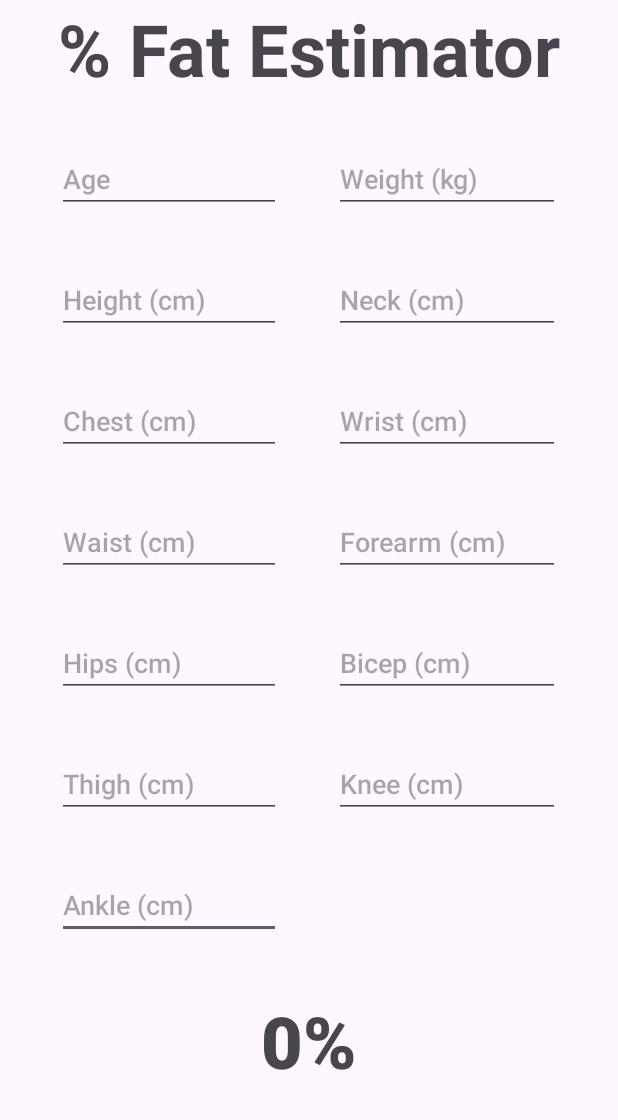
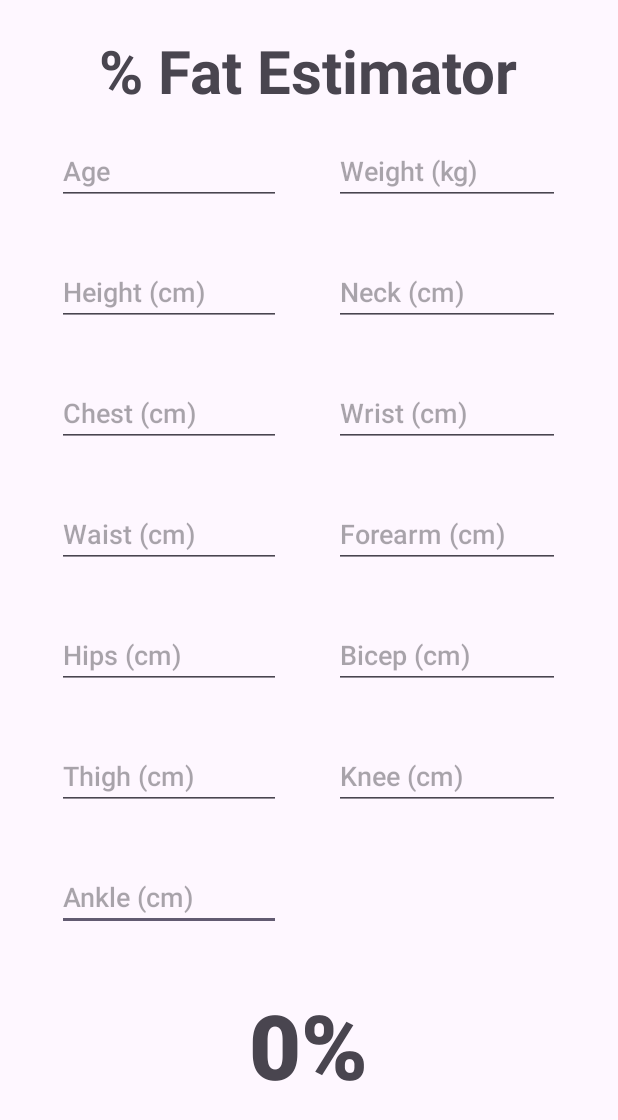
Before and after one commit to Stegi56/Body-Fat-Estimator, an Android app: the screen it shows after launch (MainActivity), on a phone screen of 412 x 824 dp. Shown: the top 1120 px of the screen. Run offline under Robolectric (Android 15) with nearby library versions, the phone set to English and light mode, and no system bars.

Commit message:
switched to older sdk and minor adjustments

```diff
--- a/app/app/build.gradle
+++ b/app/app/build.gradle
@@ -4,12 +4,12 @@ plugins {
 
 android {
     namespace 'com.stegi56.bodyfatestimator'
-    compileSdk 34
+    compileSdk 33
 
     defaultConfig {
         applicationId "com.stegi56.bodyfatestimator"
-        minSdk 34
-        targetSdk 34
+        minSdk 33
+        targetSdk 33
         versionCode 1
         versionName "1.0"
 
--- a/app/app/src/main/res/layout/activity_main.xml
+++ b/app/app/src/main/res/layout/activity_main.xml
@@ -140,6 +140,7 @@
         android:id="@+id/heightField2"
         android:layout_width="0dp"
         android:layout_height="wrap_content"
+        android:layout_marginTop="10dp"
         android:ems="10"
         android:fontFamily="sans-serif-medium"
         android:hint="Age"
@@ -147,15 +148,16 @@
         app:layout_constraintEnd_toStartOf="@+id/space2"
         app:layout_constraintHorizontal_bias="0.0"
         app:layout_constraintStart_toEndOf="@+id/space"
-        app:layout_constraintTop_toBottomOf="@+id/space4" />
+        app:layout_constraintTop_toBottomOf="@+id/mainTitle" />
 
     <TextView
         android:id="@+id/mainTitle"
         android:layout_width="335dp"
         android:layout_height="61dp"
+        android:layout_marginTop="20dp"
         android:text="% Fat Estimator"
         android:textAlignment="center"
-        android:textSize="48sp"
+        android:textSize="40sp"
         android:textStyle="bold"
         app:layout_constraintBottom_toBottomOf="parent"
         app:layout_constraintEnd_toEndOf="parent"
@@ -181,6 +183,7 @@
         android:id="@+id/weightField"
         android:layout_width="0dp"
         android:layout_height="wrap_content"
+        android:layout_marginTop="10dp"
         android:ems="10"
         android:fontFamily="sans-serif-medium"
         android:hint="Weight (kg)"
@@ -188,7 +191,7 @@
         app:layout_constraintEnd_toStartOf="@+id/space3"
         app:layout_constraintHorizontal_bias="1.0"
         app:layout_constraintStart_toEndOf="@+id/space2"
-        app:layout_constraintTop_toBottomOf="@+id/space4" />
+        app:layout_constraintTop_toBottomOf="@+id/mainTitle" />
 
     <Space
         android:id="@+id/space"
@@ -230,7 +233,7 @@
         android:fontFamily="sans-serif-black"
         android:text="0%"
         android:textAlignment="center"
-        android:textSize="48sp"
+        android:textSize="60sp"
         android:textStyle="bold"
         app:layout_constraintBottom_toBottomOf="parent"
         app:layout_constraintEnd_toStartOf="@+id/space3"
@@ -238,14 +241,6 @@
         app:layout_constraintStart_toEndOf="@+id/space"
         app:layout_constraintTop_toBottomOf="@+id/space12"
         app:layout_constraintVertical_bias="0.0" />
-
-    <Space
-        android:id="@+id/space4"
-        android:layout_width="0dp"
-        android:layout_height="35dp"
-        app:layout_constraintEnd_toEndOf="@+id/weightField4"
-        app:layout_constraintStart_toEndOf="@+id/space"
-        app:layout_constraintTop_toBottomOf="@+id/mainTitle" />
 
     <Space
         android:id="@+id/space5"
--- a/app/app/src/main/res/values-night/themes.xml
+++ b/app/app/src/main/res/values-night/themes.xml
@@ -1,6 +1,8 @@
 <resources xmlns:tools="http://schemas.android.com/tools">
     <!-- Base application theme. -->
     <style name="Base.Theme.BodyFatEstimator" parent="Theme.Material3.DayNight.NoActionBar">
+        <item name="android:statusBarColor" tools:targetApi="1">@color/black</item>
+        <item name="android:navigationBarColor" tools:targetApi="1">@color/black</item>
         <!-- Customize your dark theme here. -->
         <!-- <item name="colorPrimary">@color/my_dark_primary</item> -->
     </style>
--- a/app/app/src/main/res/values/themes.xml
+++ b/app/app/src/main/res/values/themes.xml
@@ -1,6 +1,8 @@
 <resources xmlns:tools="http://schemas.android.com/tools">
     <!-- Base application theme. -->
     <style name="Base.Theme.BodyFatEstimator" parent="Theme.Material3.DayNight.NoActionBar">
+        <item name="android:statusBarColor" tools:targetApi="1">@color/black</item>
+        <item name="android:navigationBarColor" tools:targetApi="1">@color/black</item>
         <!-- Customize your light theme here. -->
         <!-- <item name="colorPrimary">@color/my_light_primary</item> -->
     </style>
```
Also changed, not shown: app/build.gradle (+25 -1 lines).
